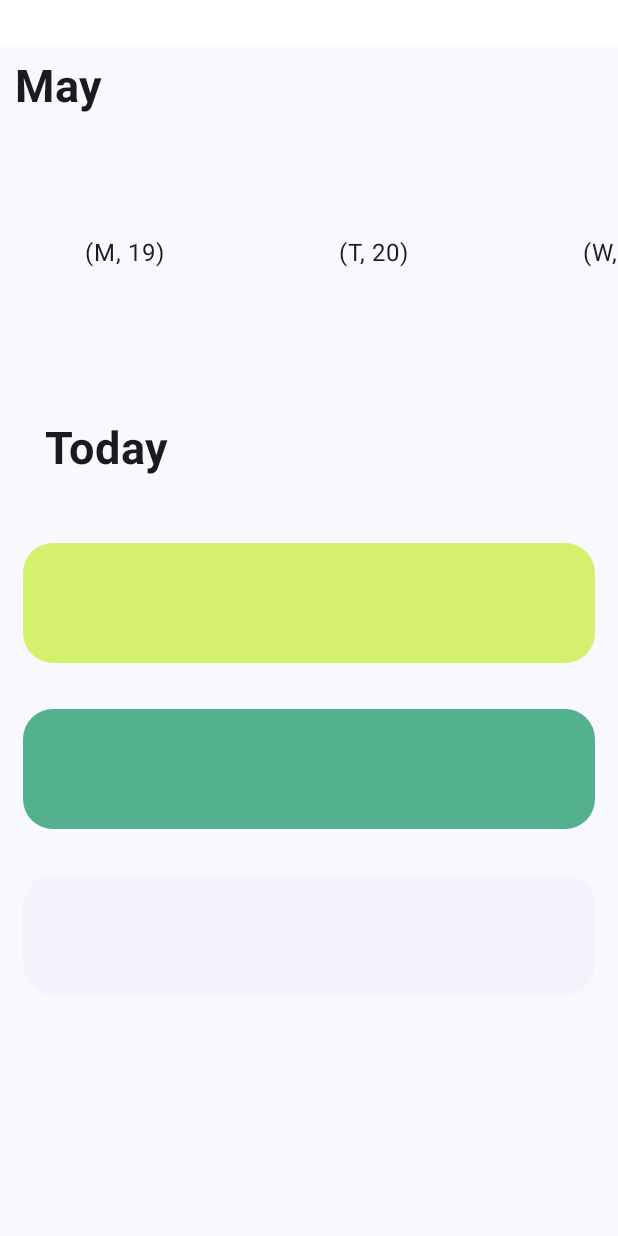
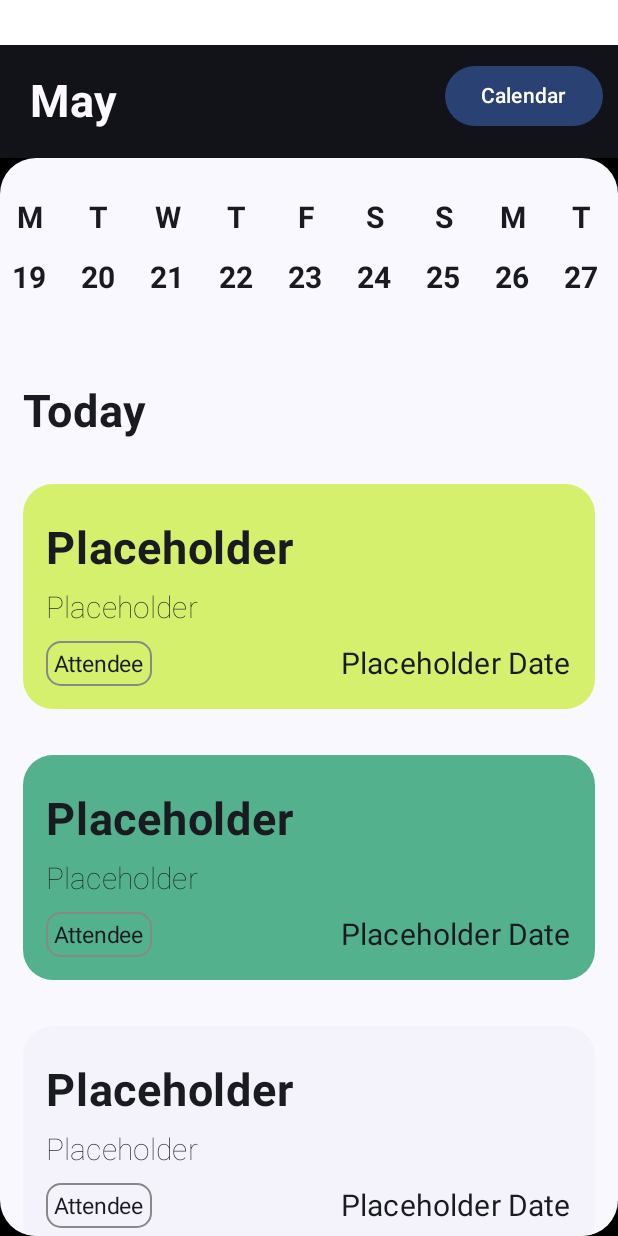
Before and after one commit to dilekbaykara/tasky, an Android app built with Jetpack Compose: the MainScreen screen opened through its navigation route, on a phone screen of 412 x 824 dp. Run offline under Robolectric (Android 15) with nearby library versions, the phone set to English and light mode, and no system bars; our stand-ins replace Dagger/Hilt's generated code.

Commit message:
Created placeholder composables

```diff
--- a/app/src/main/java/com/dilekbaykara/tasky/presentation/agenda/Agenda.kt
+++ b/app/src/main/java/com/dilekbaykara/tasky/presentation/agenda/Agenda.kt
@@ -3,6 +3,7 @@ package com.dilekbaykara.tasky.presentation.agenda
 
 import android.annotation.SuppressLint
 import androidx.compose.foundation.background
+import androidx.compose.foundation.layout.Arrangement
 import androidx.compose.foundation.layout.Box
 import androidx.compose.foundation.layout.Column
 import androidx.compose.foundation.layout.Row
@@ -10,7 +11,7 @@ import androidx.compose.foundation.layout.fillMaxSize
 import androidx.compose.foundation.layout.fillMaxWidth
 import androidx.compose.foundation.layout.height
 import androidx.compose.foundation.layout.padding
-import androidx.compose.foundation.layout.size
+import androidx.compose.foundation.layout.width
 import androidx.compose.foundation.layout.wrapContentSize
 import androidx.compose.foundation.lazy.LazyColumn
 import androidx.compose.foundation.lazy.LazyRow
@@ -18,7 +19,6 @@ import androidx.compose.foundation.lazy.rememberLazyListState
 import androidx.compose.foundation.shape.RoundedCornerShape
 import androidx.compose.material3.MaterialTheme
 import androidx.compose.material3.Surface
-import androidx.compose.material3.Text
 import androidx.compose.runtime.Composable
 import androidx.compose.runtime.collectAsState
 import androidx.compose.runtime.getValue
@@ -29,6 +29,12 @@ import androidx.compose.ui.graphics.Color
 import androidx.compose.ui.unit.dp
 import com.dilekbaykara.tasky.domain.model.AgendaItem
 import com.dilekbaykara.tasky.domain.model.AgendaItemType
+import com.dilekbaykara.tasky.presentation.auth.register.AgendaDateTime
+import com.dilekbaykara.tasky.presentation.auth.register.AgendaDescription
+import com.dilekbaykara.tasky.presentation.auth.register.AttendeeButton
+import com.dilekbaykara.tasky.presentation.auth.register.Avatar
+import com.dilekbaykara.tasky.presentation.auth.register.CalendarButton
+import com.dilekbaykara.tasky.presentation.auth.register.DatePickers
 import com.dilekbaykara.tasky.presentation.auth.register.Header
 import java.time.LocalDate
 import java.time.temporal.ChronoField
@@ -42,21 +48,25 @@ fun AgendaScreen(viewModel: AgendaViewModel) {
     Surface(
         modifier = Modifier.fillMaxSize()
             .padding(top = 30.dp),
-        color = MaterialTheme.colorScheme.background
+        color = MaterialTheme.colorScheme.inverseSurface
     ) {
         Column {
-            Box(modifier = Modifier.fillMaxWidth().align(Alignment.CenterHorizontally).background(color = MaterialTheme.colorScheme.background)){
-                Row(modifier = Modifier.padding(10.dp)) {
-                    MonthHeader()
+            Box(modifier = Modifier.fillMaxWidth().align(Alignment.CenterHorizontally).background(color = MaterialTheme.colorScheme.inverseSurface)){
+                Row(modifier = Modifier.fillMaxWidth().padding(10.dp), horizontalArrangement = Arrangement.SpaceBetween) {
+                    MonthHeader(Modifier)
+                    Box() {
+                        CalendarButton(Modifier.background(Color.White))
+                        Avatar(Modifier)
+                    }
                 }
             }
             Surface(
-                modifier = Modifier.fillMaxSize().background(MaterialTheme.colorScheme.surface),
+                modifier = Modifier.fillMaxSize().background(Color.Black),
                 shape = RoundedCornerShape(24.dp)
             ) {
                 Column(modifier = Modifier.fillMaxWidth().align(Alignment.CenterHorizontally)) {
-                    DatePickerCarousel(Modifier.height(80.dp))
-                    DateHeader(Modifier.padding(30.dp))
+                    DatePickerCarousel(Modifier.height(40.dp))
+                    DateHeader()
                     AgendaItemList(
                         agendaItems
                     )
@@ -69,13 +79,18 @@ fun AgendaScreen(viewModel: AgendaViewModel) {
 
 
 
+@Composable
+fun DateText(text : String){
+
+
+}
 
 
 
 
 @Composable
-fun MonthHeader(){
-    Header(modifier = Modifier, "May")
+fun MonthHeader(modifier: Modifier = Modifier){
+    Header(modifier = Modifier.padding(10.dp), "May")
 }
 
 
@@ -86,6 +101,7 @@ fun MonthHeader(){
 fun DatePickerCarousel(modifier: Modifier = Modifier){
     // Move to the viewModel
     val listState = rememberLazyListState()
+    val presentDate = listState
     val today = LocalDate.now()
     val leftBound = today.minusDays(15)
     val rightBound = today.plusDays(15)
@@ -97,28 +113,22 @@ fun DatePickerCarousel(modifier: Modifier = Modifier){
         val dayLetter = it.dayOfWeek.name.first()
         val dayIndex = it.get(ChronoField.DAY_OF_MONTH)
         Pair(dayLetter, dayIndex)
+
     }
-Box(modifier = Modifier.fillMaxWidth()) {
+Box(modifier = Modifier.fillMaxWidth().padding(top = 20.dp, bottom = 20.dp)) {
     Column {
-        // total number of days modulo 7
-
-        // then get the index of that day for days of the week?
-        // first get num of days in month
-        // get current date
-        // lazy list state needs to be initialized to current day
-        // item position is 0 indexed
-
             LazyRow(state = listState) {
                 items(Int.MAX_VALUE) { index ->
                     val actualIndex = index % pairDays.size
                     Box(
                         Modifier
                             .padding(8.dp)
-                            .size(150.dp)
-                            .background(MaterialTheme.colorScheme.surface),
-                        contentAlignment = Alignment.Center
+                            .width(30.dp)
+                            .background(MaterialTheme.colorScheme.surface)
                     ) {
-                        Text(pairDays[actualIndex].toString())
+                        Column(verticalArrangement = Arrangement.Center) {
+                            DatePickers(modifier.align(Alignment.CenterHorizontally), pairDays[actualIndex])
+                        }
                     }
                 }
             }
@@ -130,10 +140,11 @@ Box(modifier = Modifier.fillMaxWidth()) {
 
 
 
+
 @Composable
-fun DateHeader(modifier: Modifier = Modifier){
-    Box(modifier.fillMaxWidth()) {
-        Header(modifier = Modifier, "Today")
+fun DateHeader(){
+    Box() {
+        Header(modifier = Modifier.padding(15.dp), "Today")
     }
 }
 
@@ -161,6 +172,7 @@ fun AgendaItemList(agendaItems : List<AgendaItem>) {
 
 }
 
+//Add in text in these items
 
 @Composable
 fun AgendaListItem(agendaItem: AgendaItem) {
@@ -171,9 +183,20 @@ fun AgendaListItem(agendaItem: AgendaItem) {
         )
             .fillMaxWidth()
             .clip(RoundedCornerShape(20.dp))
-            .height(80.dp)
+            .height(150.dp)
     ) {
+        Column(Modifier.fillMaxWidth().padding(15.dp)) {
+            Row(Modifier.fillMaxWidth()) {
+                Header(Modifier.padding(top = 10.dp, bottom = 10.dp), "Placeholder")
+            }
+            AgendaDescription(Modifier.align(Alignment.Start), "Placeholder")
+            Row (Modifier.fillMaxWidth(), horizontalArrangement = Arrangement.SpaceBetween) {
+                AttendeeButton(Modifier.padding(top = 10.dp).align(Alignment.CenterVertically), "Attendee")
+                AgendaDateTime(Modifier.padding(top = 10.dp).align(Alignment.CenterVertically), text = "Placeholder Date")
+            }
+        }
     }
+
 }
 
 
--- a/app/src/main/java/com/dilekbaykara/tasky/presentation/auth/register/AuthUX.kt
+++ b/app/src/main/java/com/dilekbaykara/tasky/presentation/auth/register/AuthUX.kt
@@ -2,6 +2,8 @@ package com.dilekbaykara.tasky.presentation.auth.register
 
 import android.util.Log
 import android.widget.Toast
+import androidx.compose.foundation.background
+import androidx.compose.foundation.border
 import androidx.compose.foundation.clickable
 import androidx.compose.foundation.gestures.detectTapGestures
 import androidx.compose.foundation.layout.Arrangement
@@ -60,6 +62,79 @@ fun Header(modifier: Modifier = Modifier, text : String) {
     )
 }
 
+// Where is the svg file for the calendar?
+@Composable
+fun CalendarButton(modifier: Modifier = Modifier) {
+    Button(onClick = {}) {
+        Text("Calendar")
+    }
+}
+
+@Composable
+fun Avatar(modifier: Modifier) {
+
+}
+
+@Composable
+fun AgendaDescription(modifier: Modifier = Modifier, text: String) {
+    Text(
+        text = AnnotatedString(text = text),
+        fontSize = 20.sp,
+        fontStyle = (FontStyle.Normal),
+        fontWeight = (FontWeight.Thin),
+        modifier = modifier,
+        style = MaterialTheme.typography.titleSmall
+    )
+}
+
+@Composable
+fun AgendaDateTime(modifier: Modifier = Modifier, text: String) {
+    Text(
+        text = AnnotatedString(text = text),
+        fontSize = 20.sp,
+        fontStyle = (FontStyle.Normal),
+        fontWeight = (FontWeight.Normal),
+        modifier = modifier,
+        style = MaterialTheme.typography.titleSmall
+    )
+}
+
+@Composable
+fun AttendeeButton(modifier: Modifier = Modifier, text: String) {
+    Text(
+        text = AnnotatedString(text = text),
+        fontSize = 15.sp,
+        fontStyle = (FontStyle.Normal),
+        fontWeight = (FontWeight.Normal),
+        modifier = modifier.border(width = 1.dp, color = Color.Gray, shape = RoundedCornerShape(10.dp)).padding(5.dp),
+        style = MaterialTheme.typography.titleSmall
+    )
+}
+
+
+@Composable
+fun DatePickers(modifier: Modifier = Modifier, text : Pair<Char,Int>){
+    Column(modifier = Modifier) {
+        Text(
+            text = AnnotatedString(text = text.first.toString()),
+            fontSize = 20.sp,
+            fontStyle = (FontStyle.Normal),
+            fontWeight = (FontWeight.Bold),
+            modifier = modifier,
+            style = MaterialTheme.typography.bodyMedium,
+        )
+        Text(
+            text = AnnotatedString(text = text.second.toString()),
+            fontSize = 20.sp,
+            fontStyle = (FontStyle.Normal),
+            fontWeight = (FontWeight.Bold),
+            modifier = modifier,
+            style = MaterialTheme.typography.bodyMedium,
+        )
+    }
+}
+
+
 @Composable
 fun RegistrationSheet(modifier: Modifier,
                       viewModel: AuthViewModel,
@@ -94,7 +169,7 @@ fun RegistrationSheet(modifier: Modifier,
 
     Surface(modifier = Modifier.fillMaxSize()
         .padding(top = 30.dp),
-        color = Color.Black) {
+        color = MaterialTheme.colorScheme.inverseSurface) {
 
         Column()  {
         Box(modifier = Modifier.fillMaxWidth().align(Alignment.CenterHorizontally)){
@@ -177,11 +252,11 @@ fun LoginSheet(modifier: Modifier,
 
     Surface(modifier = Modifier.fillMaxSize()
         .padding(top = 30.dp),
-        color = Color.Black) {
+        color = MaterialTheme.colorScheme.inverseSurface) {
 
         Column() {
             Box(modifier = Modifier.fillMaxWidth().align(Alignment.CenterHorizontally)) {
-                Header(modifier = Modifier.align(Alignment.Center).padding(30.dp), "Welcome Back!")
+                Header(modifier = Modifier.align(Alignment.Center).padding(30.dp),  "Welcome Back!")
             }
             Column {
                 Surface(
--- a/app/src/main/java/com/dilekbaykara/tasky/presentation/common/theme/Theme.kt
+++ b/app/src/main/java/com/dilekbaykara/tasky/presentation/common/theme/Theme.kt
@@ -17,6 +17,9 @@ private val CustomLightColorScheme = lightColorScheme(
     primary = Color(0xFF6200EE),
     secondary = Color(0xFF000000),
     background = Color(0xFF000000),
+    inverseSurface = Color(0xFF000000),
+    surfaceVariant = Color(0xFFFFFFFF),
+    onSurfaceVariant = Color(0xFF000000),
     surface = Color(0xFFFFFFFF),
     onPrimary = Color.White,
     onSecondary = Color.Black,
@@ -28,6 +31,9 @@ private val CustomDarkColorScheme = darkColorScheme(
     primary = Color(0xFFBB86FC),
     secondary = Color(0xFFFFFFFF),
     background = Color(0xFF000000),
+    inverseSurface = Color(0xFF000000),
+    surfaceVariant = Color(0xFF000000),
+    onSurfaceVariant = Color(0xFFFFFFFF),
     surface = Color(0xFF000000),
             onPrimary = Color.Black,
         onSecondary = Color.White,
```
